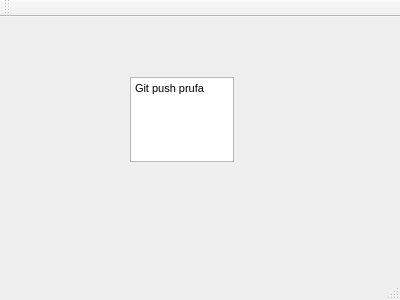
Old version of the form mainwindow.ui in the repository hrunderla/VLN_1_UI.
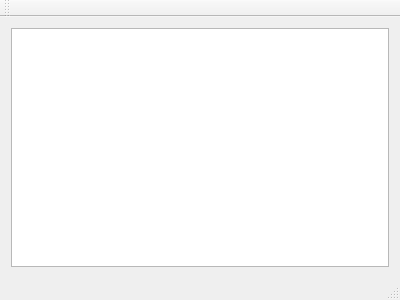
New version of the form.

Diff of the .ui file:
```diff
--- a/mainwindow.ui
+++ b/mainwindow.ui
@@ -14,23 +14,11 @@
    <string>MainWindow</string>
   </property>
   <widget class="QWidget" name="centralWidget">
-   <widget class="QTextEdit" name="textEdit">
-    <property name="geometry">
-     <rect>
-      <x>130</x>
-      <y>60</y>
-      <width>104</width>
-      <height>85</height>
-     </rect>
-    </property>
-    <property name="html">
-     <string>&lt;!DOCTYPE HTML PUBLIC &quot;-//W3C//DTD HTML 4.0//EN&quot; &quot;http://www.w3.org/TR/REC-html40/strict.dtd&quot;&gt;
-&lt;html&gt;&lt;head&gt;&lt;meta name=&quot;qrichtext&quot; content=&quot;1&quot; /&gt;&lt;style type=&quot;text/css&quot;&gt;
-p, li { white-space: pre-wrap; }
-&lt;/style&gt;&lt;/head&gt;&lt;body style=&quot; font-family:'MS Shell Dlg 2'; font-size:8.1pt; font-weight:400; font-style:normal;&quot;&gt;
-&lt;p style=&quot; margin-top:0px; margin-bottom:0px; margin-left:0px; margin-right:0px; -qt-block-indent:0; text-indent:0px;&quot;&gt;Git push prufa&lt;/p&gt;&lt;/body&gt;&lt;/html&gt;</string>
-    </property>
-   </widget>
+   <layout class="QVBoxLayout" name="verticalLayout_2">
+    <item>
+     <widget class="QListWidget" name="listComputers"/>
+    </item>
+   </layout>
   </widget>
   <widget class="QMenuBar" name="menuBar">
    <property name="geometry">
```
Left out of the diff: 2 changed lines with no effect on the pictures.
